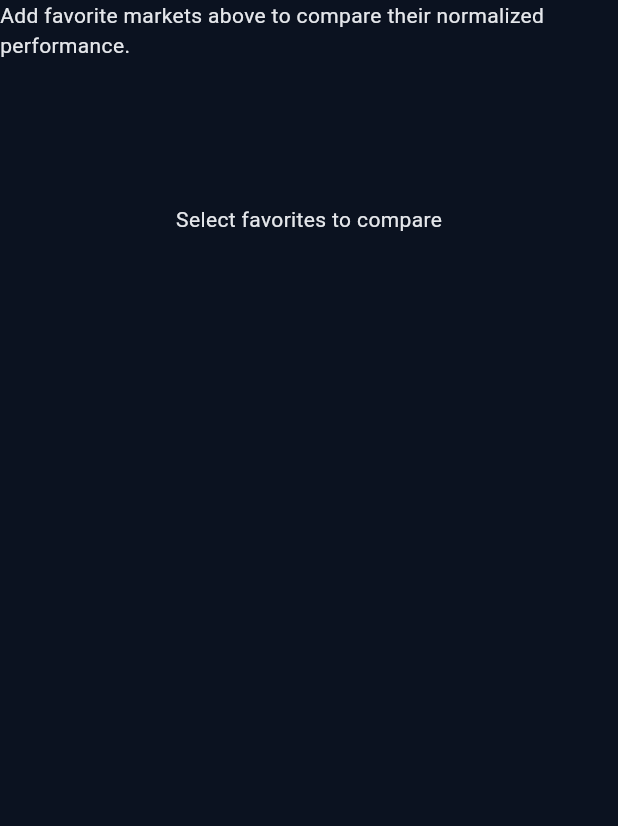
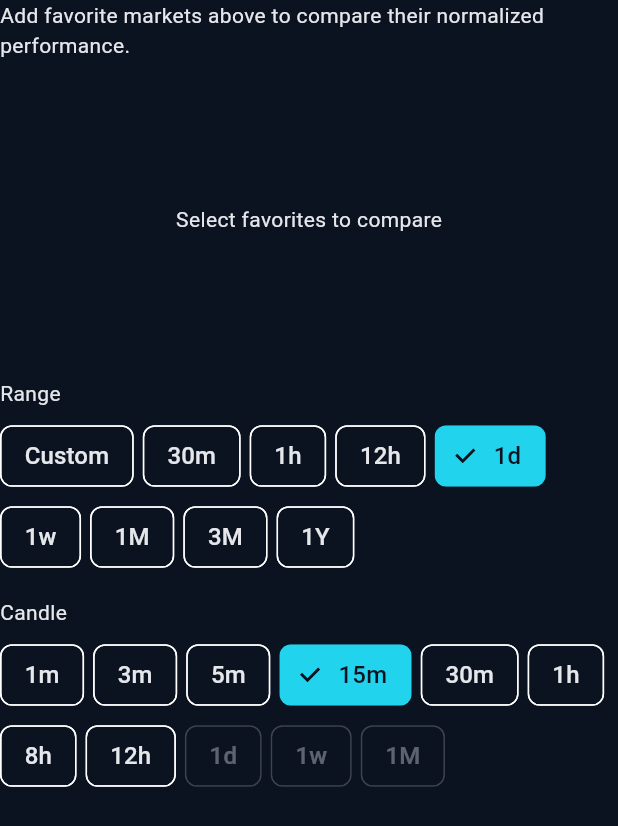
Before and after one commit to huangyichieh/crypto_flutter, a Flutter app: the CurrencyCompareView widget shown alone on an empty page, opened directly, on a phone screen of 412 x 824 dp. Shown: the top 826 px of the screen. Run offline on Flutter 3.47's test engine with Material 3 defaults, Android fonts, the phone set to English and light mode, and no system bars; our stand-ins replace calendar_date_picker2, flutter_spinkit, get, shared_preferences; accounts and stored records are empty; network calls fail.

Commit message:
feat: add chart axis labels and independent comparison controls

```diff
--- a/lib/currency/controller/currency_graph_controller.dart
+++ b/lib/currency/controller/currency_graph_controller.dart
@@ -1,8 +1,8 @@
 import 'package:get/get.dart';
 
+import '../model/currency_stats.dart';
 import '../service/binance.dart';
 import '../service/favorite_list.dart';
-import '../model/currency_stats.dart';
 
 class CurrencyGraphController extends GetxController {
   CurrencyGraphController({FavoriteListService? favoriteListService})
@@ -21,6 +21,12 @@ class CurrencyGraphController extends GetxController {
   final endInterval = DateTime.now().obs;
   final candle = CurrencyGraphCandle.candles_15m.obs;
   final interval = CurrencyGraphInterval.interval_1d.obs;
+  final compareStartInterval = DateTime.now()
+      .subtract(const Duration(days: 1))
+      .obs;
+  final compareEndInterval = DateTime.now().obs;
+  final compareCandle = CurrencyGraphCandle.candles_15m.obs;
+  final compareInterval = CurrencyGraphInterval.interval_1d.obs;
   final loading = false.obs;
   final marketLoading = false.obs;
   final compareLoading = false.obs;
@@ -59,6 +65,7 @@ class CurrencyGraphController extends GetxController {
           'Unable to load Binance market data. Check your connection.';
     } finally {
       loading.value = false;
+      marketLoading.value = false;
     }
   }
 
@@ -94,7 +101,6 @@ class CurrencyGraphController extends GetxController {
     }
     _ensureCandleValid();
     refreshGraph();
-    refreshComparison();
   }
 
   void setCustomRange(DateTime start, DateTime end) {
@@ -103,12 +109,36 @@ class CurrencyGraphController extends GetxController {
     endInterval.value = end.add(const Duration(days: 1));
     _ensureCandleValid();
     refreshGraph();
-    refreshComparison();
   }
 
   void setCandle(CurrencyGraphCandle next) {
     candle.value = next;
     refreshGraph();
+  }
+
+  void setCompareInterval(CurrencyGraphInterval next) {
+    compareInterval.value = next;
+    if (next != CurrencyGraphInterval.custom) {
+      compareEndInterval.value = DateTime.now();
+      compareStartInterval.value = compareEndInterval.value.subtract(
+        next.toDuration(),
+      );
+      compareCandle.value = defaultCandles[next] ?? compareCandle.value;
+    }
+    _ensureCompareCandleValid();
+    refreshComparison();
+  }
+
+  void setCompareCustomRange(DateTime start, DateTime end) {
+    compareInterval.value = CurrencyGraphInterval.custom;
+    compareStartInterval.value = start;
+    compareEndInterval.value = end.add(const Duration(days: 1));
+    _ensureCompareCandleValid();
+    refreshComparison();
+  }
+
+  void setCompareCandle(CurrencyGraphCandle next) {
+    compareCandle.value = next;
     refreshComparison();
   }
 
@@ -148,7 +178,7 @@ class CurrencyGraphController extends GetxController {
     try {
       final entries = await Future.wait(
         compareSymbols.map((symbol) async {
-          return MapEntry(symbol, await _loadGraph(symbol));
+          return MapEntry(symbol, await _loadComparisonGraph(symbol));
         }),
       );
       compareData.assignAll(Map.fromEntries(entries));
@@ -166,6 +196,14 @@ class CurrencyGraphController extends GetxController {
     candle: candle.value,
   );
 
+  Future<CurrencyGraphData> _loadComparisonGraph(String symbol) =>
+      getCurrencyGraphData(
+        symbol: symbol,
+        startInterval: compareStartInterval.value,
+        endInterval: compareEndInterval.value,
+        candle: compareCandle.value,
+      );
+
   void _ensureCandleValid() {
     final range = endInterval.value.difference(startInterval.value);
     if (candle.value.toDuration() < range) return;
@@ -174,4 +212,15 @@ class CurrencyGraphController extends GetxController {
       orElse: () => CurrencyGraphCandle.candles_1m,
     );
   }
+
+  void _ensureCompareCandleValid() {
+    final range = compareEndInterval.value.difference(
+      compareStartInterval.value,
+    );
+    if (compareCandle.value.toDuration() < range) return;
+    compareCandle.value = CurrencyGraphCandle.values.firstWhere(
+      (option) => option.toDuration() < range,
+      orElse: () => CurrencyGraphCandle.candles_1m,
+    );
+  }
 }
--- a/lib/currency/view/table.dart
+++ b/lib/currency/view/table.dart
@@ -151,7 +151,7 @@ class _MarketRows extends StatelessWidget {
             scrollDirection: Axis.horizontal,
             child: DataTable(
               columns: const [
-                DataColumn(label: Text('â˜…')),
+                DataColumn(label: Text('★')),
                 DataColumn(label: Text('Symbol')),
                 DataColumn(label: Text('Last Price'), numeric: true),
                 DataColumn(label: Text('24h %'), numeric: true),
@@ -236,9 +236,130 @@ class CurrencyCompareView extends StatelessWidget {
             )
           else
             MultiSeriesGraph(data: controller.compareData, height: 320),
+          const SizedBox(height: 16),
+          LayoutBuilder(
+            builder: (context, constraints) {
+              if (constraints.maxWidth < 650) {
+                return Column(
+                  crossAxisAlignment: CrossAxisAlignment.stretch,
+                  children: [
+                    _buildRangeControls(context, controller),
+                    const SizedBox(height: 16),
+                    _buildCandleControls(controller),
+                  ],
+                );
+              }
+              return Row(
+                crossAxisAlignment: CrossAxisAlignment.start,
+                children: [
+                  Expanded(child: _buildRangeControls(context, controller)),
+                  const SizedBox(width: 12),
+                  Expanded(child: _buildCandleControls(controller)),
+                ],
+              );
+            },
+          ),
         ],
       ),
     );
+  }
+
+  Widget _buildRangeControls(
+    BuildContext context,
+    CurrencyGraphController controller,
+  ) {
+    final selected = controller.compareInterval.value;
+    final customSelected = selected == CurrencyGraphInterval.custom;
+    return Column(
+      crossAxisAlignment: CrossAxisAlignment.start,
+      children: [
+        const Text('Range'),
+        const SizedBox(height: 8),
+        Wrap(
+          spacing: 6,
+          runSpacing: 6,
+          children: CurrencyGraphInterval.values.map((item) {
+            final label = item == CurrencyGraphInterval.custom && customSelected
+                ? _customRangeLabel(controller)
+                : item.label();
+            return ChoiceChip(
+              label: Text(label),
+              selected: selected == item,
+              onSelected: (_) => item == CurrencyGraphInterval.custom
+                  ? _pickCustomRange(context, controller)
+                  : controller.setCompareInterval(item),
+            );
+          }).toList(),
+        ),
+      ],
+    );
+  }
+
+  Widget _buildCandleControls(CurrencyGraphController controller) {
+    final rangeDuration = controller.compareEndInterval.value.difference(
+      controller.compareStartInterval.value,
+    );
+    return Column(
+      crossAxisAlignment: CrossAxisAlignment.start,
+      children: [
+        const Text('Candle'),
+        const SizedBox(height: 8),
+        Wrap(
+          spacing: 6,
+          runSpacing: 6,
+          children: CurrencyGraphCandle.values.map((item) {
+            final disabled = item.toDuration() >= rangeDuration;
+            return ChoiceChip(
+              label: Text(item.label()),
+              selected: controller.compareCandle.value == item,
+              onSelected: disabled
+                  ? null
+                  : (_) => controller.setCompareCandle(item),
+            );
+          }).toList(),
+        ),
+      ],
+    );
+  }
+
+  String _customRangeLabel(CurrencyGraphController controller) {
+    final formatter = DateFormat('yyyy/MM/dd');
+    final start = formatter.format(controller.compareStartInterval.value);
+    final end = formatter.format(
+      controller.compareEndInterval.value.subtract(const Duration(days: 1)),
+    );
+    return '$start to $end';
+  }
+
+  Future<void> _pickCustomRange(
+    BuildContext context,
+    CurrencyGraphController controller,
+  ) async {
+    final dates = await showCalendarDatePicker2Dialog(
+      context: context,
+      dialogSize: const Size(360, 430),
+      dialogBackgroundColor: const Color(0xFF2A3A50),
+      borderRadius: BorderRadius.circular(16),
+      barrierColor: Colors.black.withValues(alpha: 0.72),
+      value: [
+        controller.compareStartInterval.value,
+        controller.compareEndInterval.value,
+      ],
+      config: CalendarDatePicker2WithActionButtonsConfig(
+        calendarType: CalendarDatePicker2Type.range,
+        firstDate: DateTime(2015, 8, 7),
+        lastDate: DateTime.now(),
+        selectedDayHighlightColor: const Color(0xFF38BDF8),
+        selectedRangeHighlightColor: const Color(0xFF334E68),
+      ),
+    );
+    if (dates != null && dates.length == 2) {
+      final start = dates[0];
+      final end = dates[1];
+      if (start != null && end != null) {
+        controller.setCompareCustomRange(start, end);
+      }
+    }
   }
 }
 
```
Also changed, not shown: lib/currency/view/chart.dart (+63 -11 lines), 1 other file.
